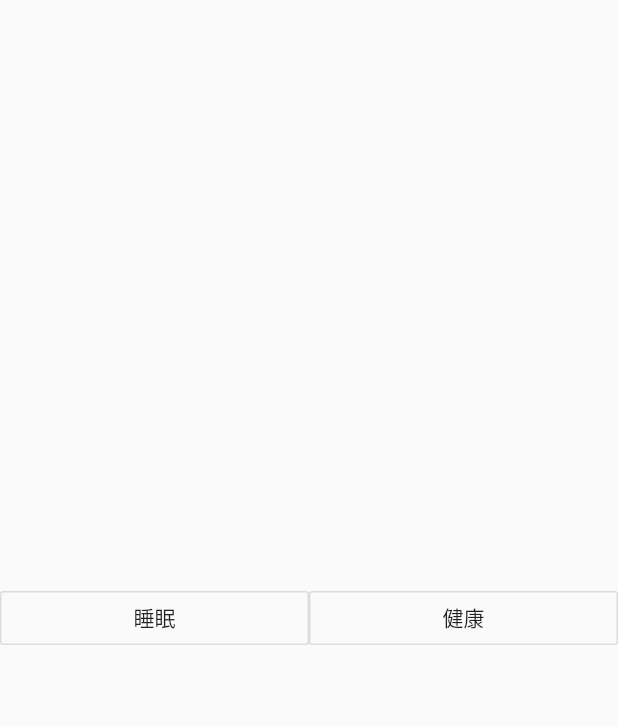
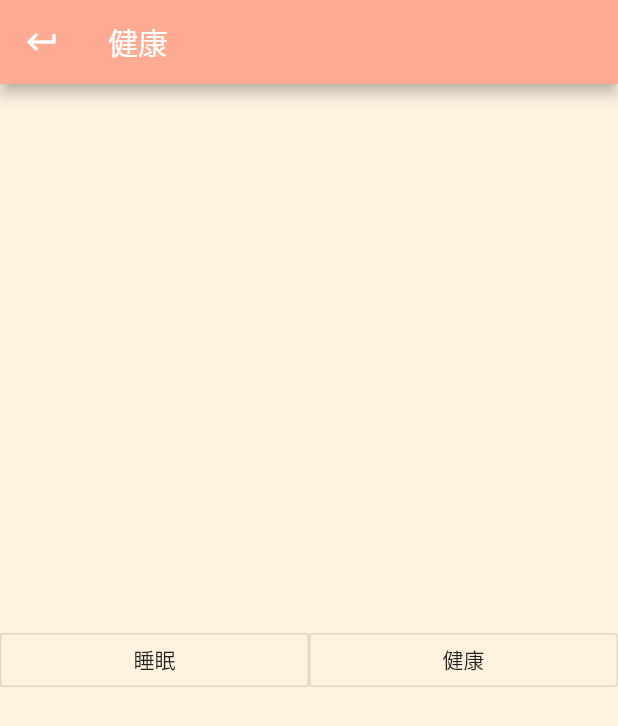
Before and after one commit to babyhui/flutter_pikapika, a Flutter app: the screen it shows after launch, after a tap on "健康", on a phone screen of 412 x 824 dp. Shown: the top 726 px of the screen. Run offline on Flutter 3.47's test engine with Material 2 defaults, Android fonts, the light colour scheme and no system bars; our stand-ins replace datetime_picker_formfield; missing offline and left inert: countdown_flutter, flutter_analog_clock.

Commit message:
健康 更新

```diff
--- a/lib/screens/health.dart
+++ b/lib/screens/health.dart
@@ -7,7 +7,7 @@ import 'package:intl/intl.dart';
 import 'package:datetime_picker_formfield/datetime_picker_formfield.dart';
 import 'package:flutter_analog_clock/flutter_analog_clock.dart';
 import 'package:flutter/widgets.dart';
-
+import '../main.dart';
 var onoff = 0;
 var wallup = 0;
 var sellp = 0;
@@ -20,6 +20,21 @@ class home_page_de extends StatelessWidget {
   Widget build(BuildContext context) {
     return MaterialApp(
       home: Scaffold(
+        appBar: AppBar(
+        title: Text('健康'),
+        backgroundColor: Colors.deepOrange[200],
+        leading: IconButton(
+            icon: Icon(Icons.keyboard_return),
+            onPressed: () {
+              Navigator.push(
+                context,
+                new MaterialPageRoute(builder: (context) => new MyApp()),
+              );
+            },
+          ),
+      ),
+      backgroundColor: Colors.orange[50],
+
         body: Container(
           child: Center(
             child: Row(
@@ -71,14 +86,16 @@ class _gankennState extends State<gankenn> {
       home: Scaffold(
         appBar: AppBar(
           title: Text("運動"),
+          backgroundColor: Colors.deepOrange[200],
           leading: IconButton(
             icon: Icon(Icons.keyboard_return),
             onPressed: () {
               Navigator.pop(context);
             },
           ),
-          backgroundColor: Colors.deepOrange[200],
+
         ),
+        backgroundColor: Colors.orange[50],
         body: Container(
           child: Column(
             mainAxisAlignment: MainAxisAlignment.center,
@@ -187,14 +204,16 @@ class maitest extends StatelessWidget {
       home: Scaffold(
         appBar: AppBar(
           title: Text("睡眠"),
+          backgroundColor: Colors.deepOrange[200],
           leading: IconButton(
             icon: Icon(Icons.keyboard_return),
             onPressed: () {
               Navigator.pop(context);
             },
           ),
-          backgroundColor: Colors.deepOrange[200],
+
         ),
+        backgroundColor: Colors.orange[50],
         body: Row(
           mainAxisAlignment: MainAxisAlignment.center,
           children: <Widget>[
```
